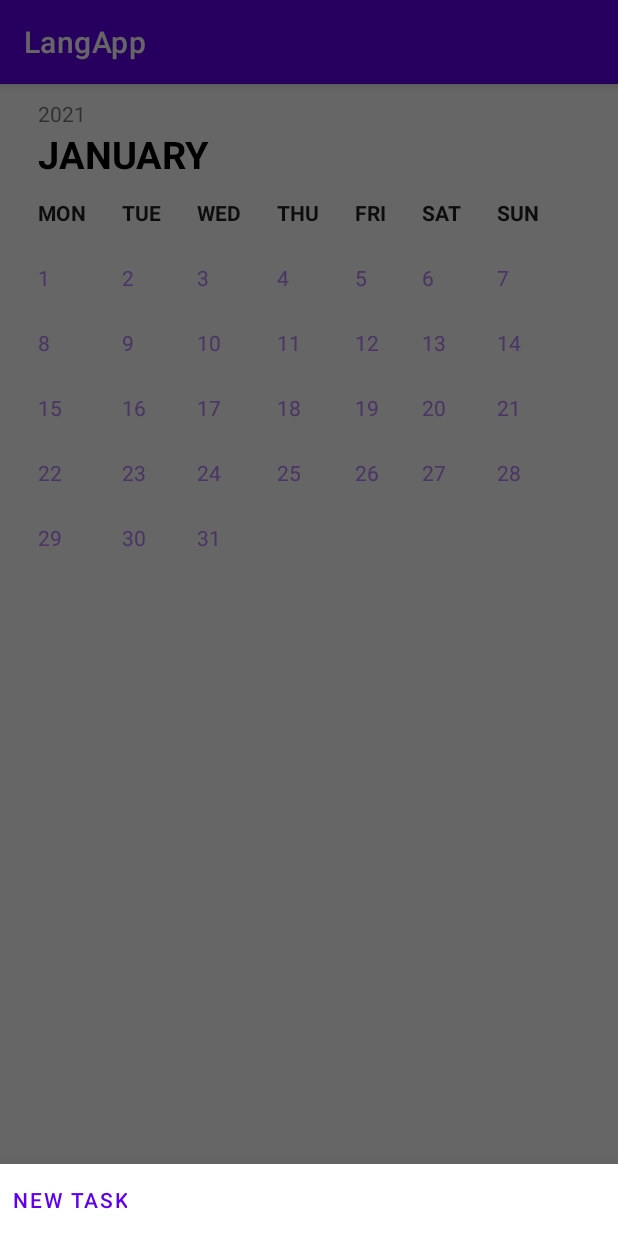
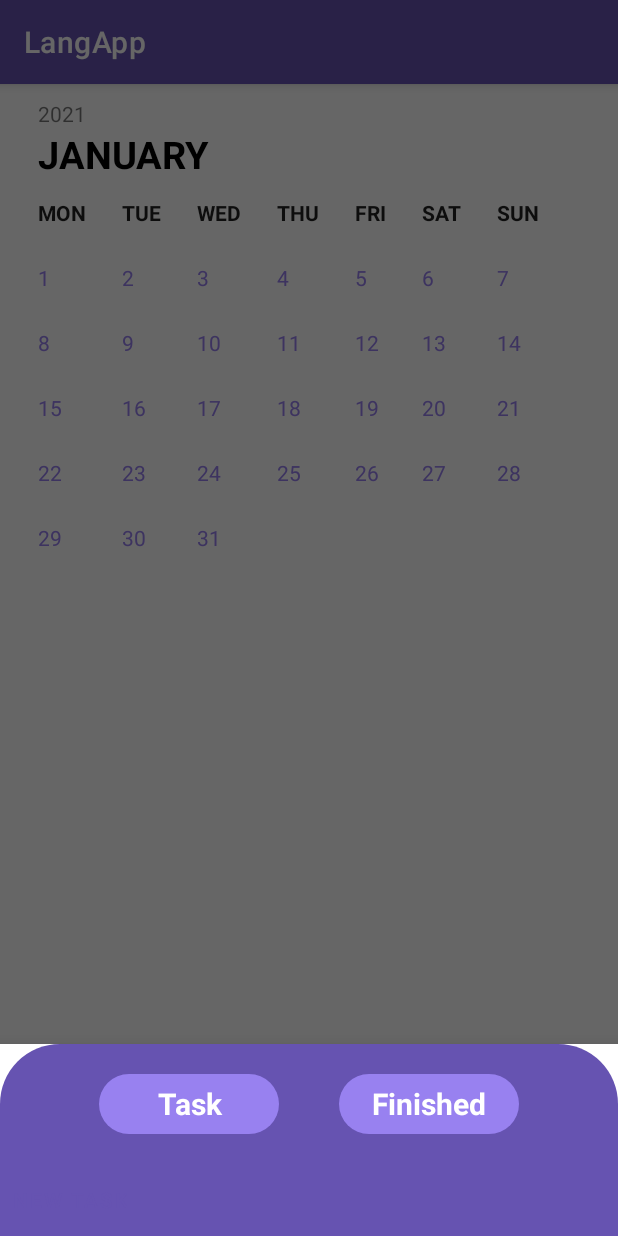
Before and after one commit to ikacar/langapp-mobile, an Android app: the HomeActivity screen opened directly, with no data from a screen before it, after a tap on "10", on a phone screen of 412 x 824 dp. Run offline under Robolectric (Android 15) with nearby library versions, the phone set to English and light mode, and no system bars; our stand-ins replace Firebase (no records; nobody signed in at launch, a user with empty details on screens opened directly).

Commit message:
boje i uredjenje bottom-a

```diff
--- /dev/null
+++ b/app/src/main/res/drawable/bottom_nav_bar_background.xml
@@ -0,0 +1,8 @@
+<?xml version="1.0" encoding="utf-8"?>
+<shape xmlns:android="http://schemas.android.com/apk/res/android">
+
+    android:shape="rectangle">
+    <solid android:color="@color/purple_bright"/>
+    <corners
+        android:radius="20dp"/>
+</shape>
--- a/app/src/main/res/drawable/bottom_sheet_background.xml
+++ b/app/src/main/res/drawable/bottom_sheet_background.xml
@@ -1,8 +1,8 @@
 <?xml version="1.0" encoding="utf-8"?>
 <shape xmlns:android="http://schemas.android.com/apk/res/android"
     android:shape="rectangle">
-    <solid android:color="@color/white"/>
+    <solid android:color="@color/purple_middle"/>
     <corners
-        android:topLeftRadius="20dp"
-        android:topRightRadius="20dp"/>
+        android:topLeftRadius="40dp"
+        android:topRightRadius="40dp"/>
 </shape>
--- a/app/src/main/res/layout/layout_bottom_sheet.xml
+++ b/app/src/main/res/layout/layout_bottom_sheet.xml
@@ -6,15 +6,53 @@
     android:layout_height="wrap_content"
     android:background="@drawable/bottom_sheet_background">
     <LinearLayout
-        android:id="@+id/bottom_sheet_layout_container"
+        android:layout_marginVertical="20dp"
+        android:layout_gravity="center"
+        android:layout_width="wrap_content"
+        android:layout_height="wrap_content"
+        android:orientation="horizontal">
+        <TextView
+
+            android:background="@drawable/bottom_nav_bar_background"
+            android:layout_marginRight="20dp"
+            android:layout_width="120dp"
+            android:layout_height="40dp"
+            android:text="Task"
+            android:textStyle="bold"
+            android:textColor="@color/white"
+            android:textSize="20dp"
+            android:gravity="center"
+            android:textAlignment="center"
+            />
+        <TextView
+            android:background="@drawable/bottom_nav_bar_background"
+            android:layout_marginLeft="20dp"
+            android:layout_width="120dp"
+            android:layout_height="40dp"
+            android:text="Finished"
+            android:textStyle="bold"
+            android:textColor="@color/white"
+            android:textSize="20dp"
+            android:gravity="center"
+            android:textAlignment="center"
+
+            />
+    </LinearLayout>
+    <ScrollView
         android:layout_width="match_parent"
-        android:layout_height="match_parent"
-        android:orientation="vertical"
-        android:background="@drawable/bottom_sheet_background"
-        >
+        android:layout_height="match_parent">
+        <LinearLayout
+            android:id="@+id/bottom_sheet_layout_container"
+            android:layout_width="match_parent"
+            android:layout_height="match_parent"
+            android:orientation="vertical">
+            <!--        android:background="@drawable/bottom_sheet_background"-->
 
 
-    </LinearLayout>
+
+        </LinearLayout>
+    </ScrollView>
+
     <Button
         android:id="@+id/newTask"
         android:layout_width="wrap_content"
--- a/app/src/main/res/values-night/themes.xml
+++ b/app/src/main/res/values-night/themes.xml
@@ -2,8 +2,8 @@
     <!-- Base application theme. -->
     <style name="Theme.LangApp" parent="Theme.MaterialComponents.DayNight.DarkActionBar">
         <!-- Primary brand color. -->
-        <item name="colorPrimary">@color/purple_200</item>
-        <item name="colorPrimaryVariant">@color/purple_700</item>
+        <item name="colorPrimary">@color/purple_bright</item>
+        <item name="colorPrimaryVariant">@color/purple_dark_1</item>
         <item name="colorOnPrimary">@color/black</item>
         <!-- Secondary brand color. -->
         <item name="colorSecondary">@color/teal_200</item>
--- a/app/src/main/res/values/colors.xml
+++ b/app/src/main/res/values/colors.xml
@@ -1,8 +1,9 @@
 <?xml version="1.0" encoding="utf-8"?>
 <resources>
-    <color name="purple_200">#FFBB86FC</color>
-    <color name="purple_500">#FF6200EE</color>
-    <color name="purple_700">#FF3700B3</color>
+    <color name="purple_bright">#FF9881F0</color>
+    <color name="purple_middle">#6653B1</color>
+    <color name="purple_dark_1">#543EAA</color>
+    <color name="purple_dark_2">#FF5139CB</color>
     <color name="teal_200">#FF03DAC5</color>
     <color name="teal_700">#FF018786</color>
     <color name="black">#FF000000</color>
--- a/app/src/main/res/values/themes.xml
+++ b/app/src/main/res/values/themes.xml
@@ -2,8 +2,8 @@
     <!-- Base application theme. -->
     <style name="Theme.LangApp" parent="Theme.MaterialComponents.DayNight.DarkActionBar">
         <!-- Primary brand color. -->
-        <item name="colorPrimary">@color/purple_500</item>
-        <item name="colorPrimaryVariant">@color/purple_700</item>
+        <item name="colorPrimary">@color/purple_middle</item>
+        <item name="colorPrimaryVariant">@color/purple_dark_1</item>
         <item name="colorOnPrimary">@color/white</item>
         <!-- Secondary brand color. -->
         <item name="colorSecondary">@color/teal_200</item>
@@ -29,7 +29,7 @@
     //days
     <style name="calendarDays" parent="TextAppearance.AppCompat">
         <item name="android:padding">12dp</item>
-        <item name="android:textColor">@color/purple_200</item>
+        <item name="android:textColor">@color/purple_bright</item>
         <item name="android:gravity">center</item>
         <item name="android:layout_width">wrap_content</item>
         <item name="android:layout_height">wrap_content</item>
```
Also changed, not shown: app/src/main/res/drawable/task_layout_background.xml (added, +12 -0 lines), app/src/main/res/layout/task_layout_sheet.xml (+27 -7 lines).
